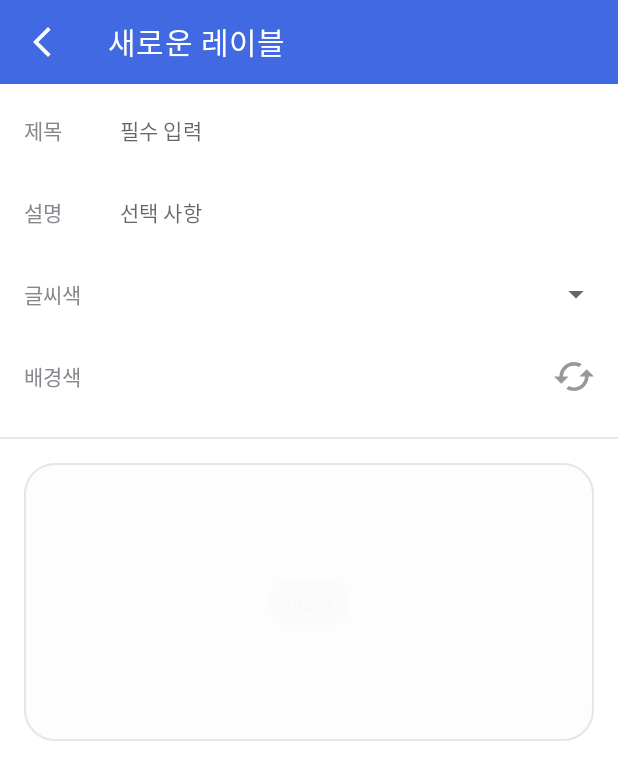
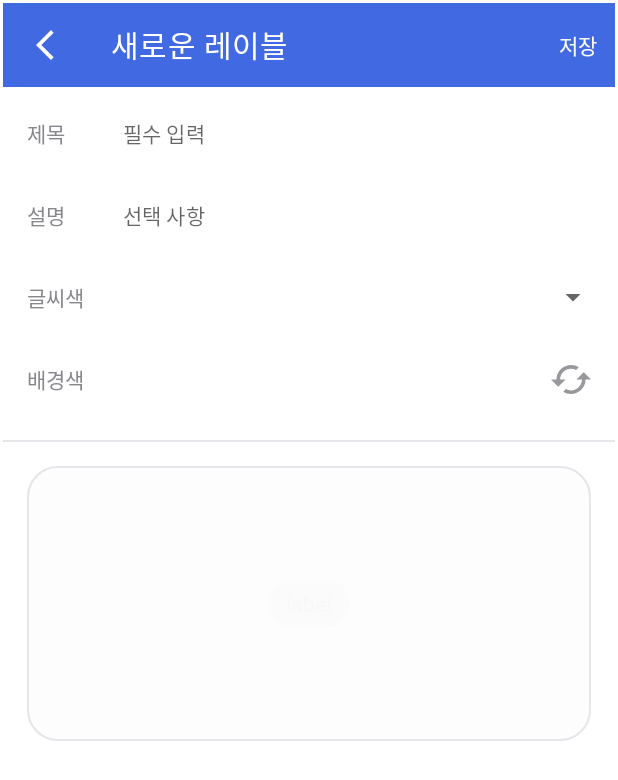
Before and after one commit to stan-lily/AOS, an Android app: the layout fragment_label.xml on its own in the app's theme, with its tools: preview values and no code run, on a phone screen of 412 x 824 dp. Shown: the top 780 px of the screen. Run offline under Robolectric (Android 15) with nearby library versions, the phone set to English and light mode, and no system bars.

```diff
--- a/app/src/main/java/com/example/assemble_day/ui/common/CustomToolbar.kt
+++ b/app/src/main/java/com/example/assemble_day/ui/common/CustomToolbar.kt
@@ -20,6 +20,7 @@ class CustomToolbar(context: Context, attrs: AttributeSet?) :
     private var firstActionText: Int
     private var secondActionText: Int
     private var firstActionIcon: Drawable? = null
+    private var secondActionIcon: Drawable? = null
 
     init {
         setMenu()
@@ -36,11 +37,15 @@ class CustomToolbar(context: Context, attrs: AttributeSet?) :
                 firstActionText = getResourceId(R.styleable.CustomToolbar_firstActionText, 0)
                 secondActionText = getResourceId(R.styleable.CustomToolbar_secondActionText, 0)
                 firstActionIcon = getDrawable(R.styleable.CustomToolbar_firstActionIcon)
+                secondActionIcon = getDrawable(R.styleable.CustomToolbar_secondActionIcon)
                 setToolbarTitle(toolbarTitle)
                 setToolbarNavIcon(toolbarNavigationIcon)
-                setFirstActionText(firstActionText)
-                setSecondActionText(secondActionText)
-                setFirstActionIcon(firstActionIcon)
+                setActionText(firstActionItem, firstActionText)
+                setActionText(secondActionItem, secondActionText)
+                setActionIcon(firstActionItem, firstActionIcon)
+                setActionIcon(secondActionItem, secondActionIcon)
+                setActionItemEnable(firstActionItem, firstActionIcon, firstActionText)
+                setActionItemEnable(secondActionItem, secondActionIcon, secondActionText)
             } finally {
                 recycle()
             }
@@ -48,23 +53,23 @@ class CustomToolbar(context: Context, attrs: AttributeSet?) :
 
     }
 
-    private fun setFirstActionIcon(firstActionIcon: Drawable?) {
-        if (firstActionIcon != null) {
-            firstActionItem.icon = firstActionIcon
-            firstActionIcon.setTint(ContextCompat.getColor(context, R.color.white))
-        }
-        firstActionItem.isVisible = firstActionIcon != null
-        firstActionItem.isEnabled = firstActionIcon != null
+    private fun setActionItemEnable(actionItem: MenuItem, actionIcon: Drawable?, actionText: Int) {
+        actionItem.isVisible = actionIcon != null || actionText != 0
+        actionItem.isEnabled = actionIcon != null || actionText != 0
     }
 
-    private fun setSecondActionText(secondActionText: Int) {
-        if (secondActionText != 0) secondActionItem.setTitle(secondActionText)
-        else secondActionItem.isVisible = false
+    private fun setActionIcon(actionItem: MenuItem, actionIcon: Drawable?) {
+        if (actionIcon != null) {
+            actionItem.icon = actionIcon
+            actionIcon.setTint(ContextCompat.getColor(context, R.color.white))
+        }
+        actionItem.isVisible = actionIcon != null
+        actionItem.isEnabled = actionIcon != null
     }
 
-    private fun setFirstActionText(firstActionText: Int) {
-        if (firstActionText != 0) firstActionItem.setTitle(firstActionText)
-        else firstActionItem.isVisible = false
+    private fun setActionText(actionItem: MenuItem, actionText: Int) {
+        if (actionText != 0) actionItem.setTitle(actionText)
+        else actionItem.isVisible = false
     }
 
     private fun setToolbarNavIcon(toolbarNavigationIcon: Drawable?) {
--- a/app/src/main/java/com/example/assemble_day/ui/label/LabelViewModel.kt
+++ b/app/src/main/java/com/example/assemble_day/ui/labelCreate/LabelCreateViewModel.kt
@@ -1,4 +1,4 @@
-package com.example.assemble_day.ui.label
+package com.example.assemble_day.ui.labelCreate
 
 import androidx.lifecycle.ViewModel
 import com.example.assemble_day.common.Constants.LABEL_FONT_COLOR_BLACK_HEX
@@ -9,7 +9,7 @@ import com.example.assemble_day.domain.model.Label
 import kotlinx.coroutines.flow.MutableStateFlow
 import kotlinx.coroutines.flow.asStateFlow
 
-class LabelViewModel : ViewModel() {
+class LabelCreateViewModel : ViewModel() {
 
     private var nameFlag = false
     private var name = ""
--- a/app/src/main/java/com/example/assemble_day/ui/labelFilter/LabelFilterViewModel.kt
+++ b/app/src/main/java/com/example/assemble_day/ui/labelFilter/LabelFilterViewModel.kt
@@ -88,4 +88,9 @@ class LabelFilterViewModel : ViewModel() {
 
         _labelStateFlow.value = filteredLabelList
     }
+
+    fun updateLabel() {
+
+    }
+
 }
--- a/app/src/main/res/layout/fragment_label.xml
+++ b/app/src/main/res/layout/fragment_label.xml
@@ -8,9 +8,11 @@
     </data>
 
     <androidx.constraintlayout.widget.ConstraintLayout
+        android:id="@+id/cl_label"
         android:layout_width="match_parent"
         android:layout_height="match_parent"
-        tools:context=".ui.label.LabelFragment">
+        android:padding="2dp"
+        tools:context=".ui.labelCreate.LabelCreateFragment">
 
         <com.example.assemble_day.ui.common.CustomToolbar
             android:id="@+id/tl_label"
--- a/app/src/main/res/layout/fragment_label_filter_bottom_sheet.xml
+++ b/app/src/main/res/layout/fragment_label_filter_bottom_sheet.xml
@@ -23,6 +23,7 @@
             app:layout_constraintEnd_toEndOf="parent"
             app:layout_constraintStart_toStartOf="parent"
             app:layout_constraintTop_toTopOf="parent"
+            app:secondActionIcon="@drawable/ic_add_no_circle"
             app:toolbarNavigationIcon="@drawable/ic_close"
             app:toolbarTitle="@string/label_filter" />
 
--- a/app/src/main/res/values/attrs.xml
+++ b/app/src/main/res/values/attrs.xml
@@ -7,6 +7,7 @@
         <attr name="firstActionText" format="string" />
         <attr name="secondActionText" format="string" />
         <attr name="firstActionIcon" format="reference" />
+        <attr name="secondActionIcon" format="reference" />
     </declare-styleable>
 
 </resources>
```
Also changed, not shown: app/src/main/java/com/example/assemble_day/ui/labelCreate/LabelCreateFragment.kt (renamed from app/src/main/java/com/example/assemble_day/ui/label/LabelFragment.kt, +37 -12 lines), app/src/main/java/com/example/assemble_day/ui/labelFilter/LabelFilterBottomSheet.kt (+16 -3 lines), app/src/main/res/drawable/ic_add_no_circle.xml (added, +9 -0 lines), app/src/main/res/layout/fragment_label_filter_container.xml (added, +16 -0 lines).
